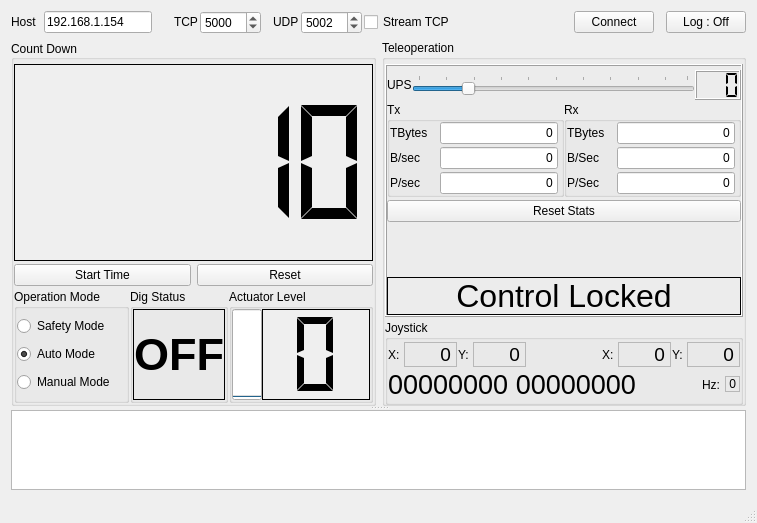
First picture: the form in mission_control/mainwindow.ui, repository chicagoedt/rmc_software_2017, before the edit.
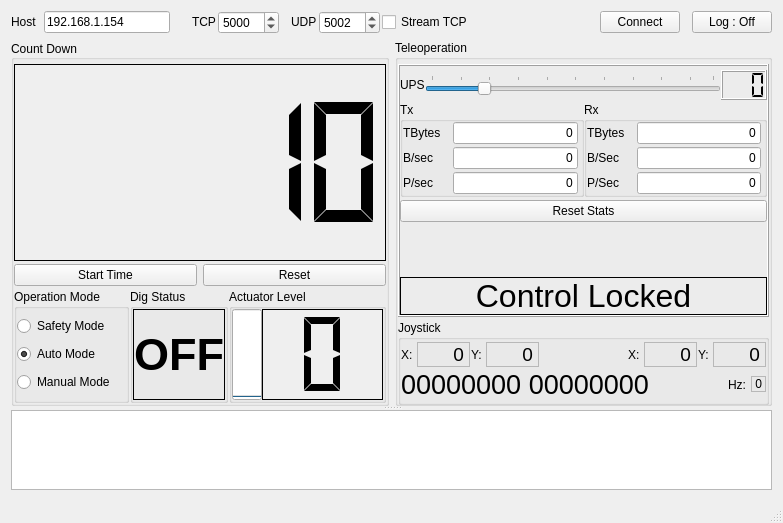
Second picture: the form after the edit.

Diff of the .ui file:
```diff
--- a/mission_control/mainwindow.ui
+++ b/mission_control/mainwindow.ui
@@ -6,7 +6,7 @@
    <rect>
     <x>0</x>
     <y>0</y>
-    <width>757</width>
+    <width>783</width>
     <height>523</height>
    </rect>
   </property>
@@ -278,29 +278,6 @@
             </property>
            </spacer>
           </item>
-          <item>
-           <widget class="QLabel" name="tcpConnectionStatus">
-            <property name="text">
-             <string/>
-            </property>
-           </widget>
-          </item>
-          <item>
-           <spacer name="horizontalSpacer_5">
-            <property name="orientation">
-             <enum>Qt::Horizontal</enum>
-            </property>
-            <property name="sizeType">
-             <enum>QSizePolicy::Fixed</enum>
-            </property>
-            <property name="sizeHint" stdset="0">
-             <size>
-              <width>10</width>
-              <height>20</height>
-             </size>
-            </property>
-           </spacer>
-          </item>
           <item>
            <widget class="QPushButton" name="pushButtonConnect">
             <property name="sizePolicy">
```
